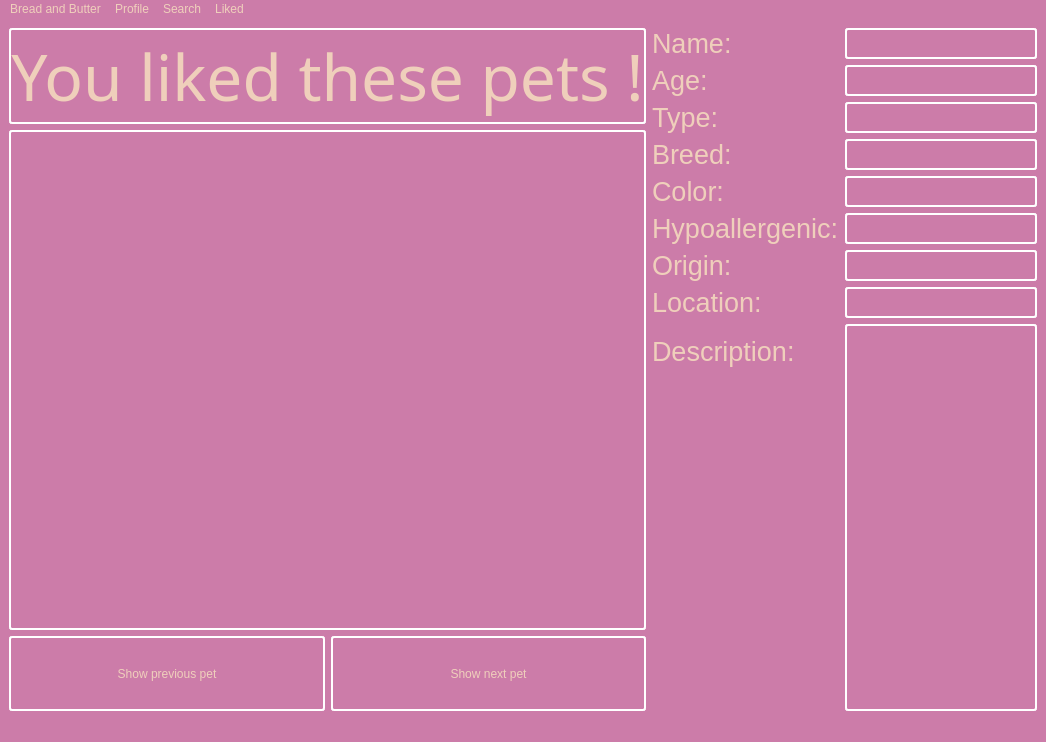
The window that breadnbutter/gui/petliked.ui (jacksodl23/cs-205-pet-adoption) describes before a commit, drawn with Qt 5.
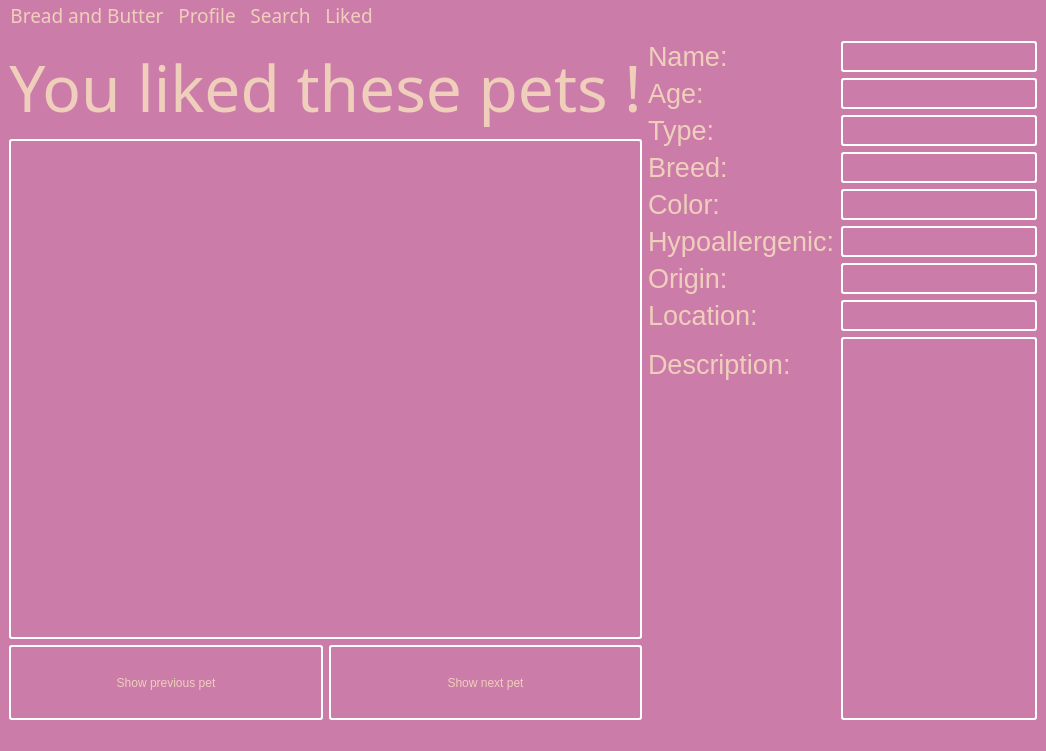
The same window after the commit.

Commit message: updated color scheme, labels, sliders, and more!

```diff
--- a/breadnbutter/gui/petliked.ui
+++ b/breadnbutter/gui/petliked.ui
@@ -7,7 +7,7 @@
     <x>0</x>
     <y>0</y>
     <width>1046</width>
-    <height>742</height>
+    <height>751</height>
    </rect>
   </property>
   <property name="palette">
@@ -148,15 +148,6 @@
        </color>
       </brush>
      </colorrole>
-     <colorrole role="PlaceholderText">
-      <brush brushstyle="NoBrush">
-       <color alpha="128">
-        <red>239</red>
-        <green>207</green>
-        <blue>187</blue>
-       </color>
-      </brush>
-     </colorrole>
     </active>
     <inactive>
      <colorrole role="WindowText">
@@ -294,15 +285,6 @@
        </color>
       </brush>
      </colorrole>
-     <colorrole role="PlaceholderText">
-      <brush brushstyle="NoBrush">
-       <color alpha="128">
-        <red>239</red>
-        <green>207</green>
-        <blue>187</blue>
-       </color>
-      </brush>
-     </colorrole>
     </inactive>
     <disabled>
      <colorrole role="WindowText">
@@ -440,15 +422,6 @@
        </color>
       </brush>
      </colorrole>
-     <colorrole role="PlaceholderText">
-      <brush brushstyle="NoBrush">
-       <color alpha="128">
-        <red>239</red>
-        <green>207</green>
-        <blue>187</blue>
-       </color>
-      </brush>
-     </colorrole>
     </disabled>
    </palette>
   </property>
@@ -480,8 +453,7 @@
            </font>
           </property>
           <property name="styleSheet">
-           <string notr="true">border: 2px solid  white; 
-     border-radius: 3px;</string>
+           <string notr="true"/>
           </property>
           <property name="text">
            <string>You liked these pets !</string>
@@ -796,9 +768,15 @@
      <x>0</x>
      <y>0</y>
      <width>1046</width>
-     <height>21</height>
+     <height>31</height>
     </rect>
    </property>
+   <property name="font">
+    <font>
+     <family>Dyuthi</family>
+     <pointsize>14</pointsize>
+    </font>
+   </property>
    <widget class="QMenu" name="menuBread_and_Butter">
     <property name="title">
      <string>Bread and Butter</string>
```
The commit also changes 14 other files.
